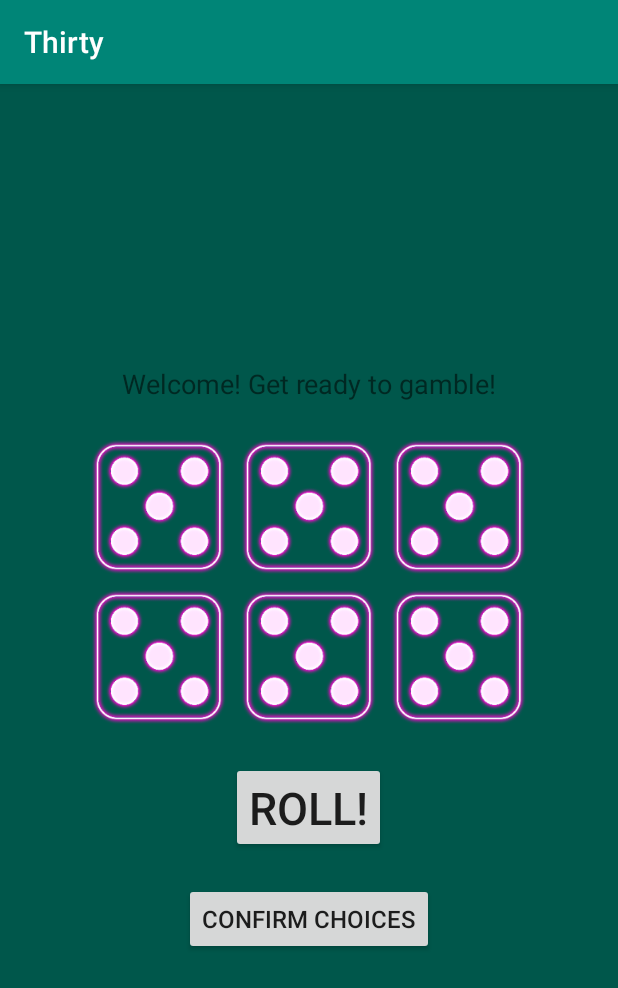
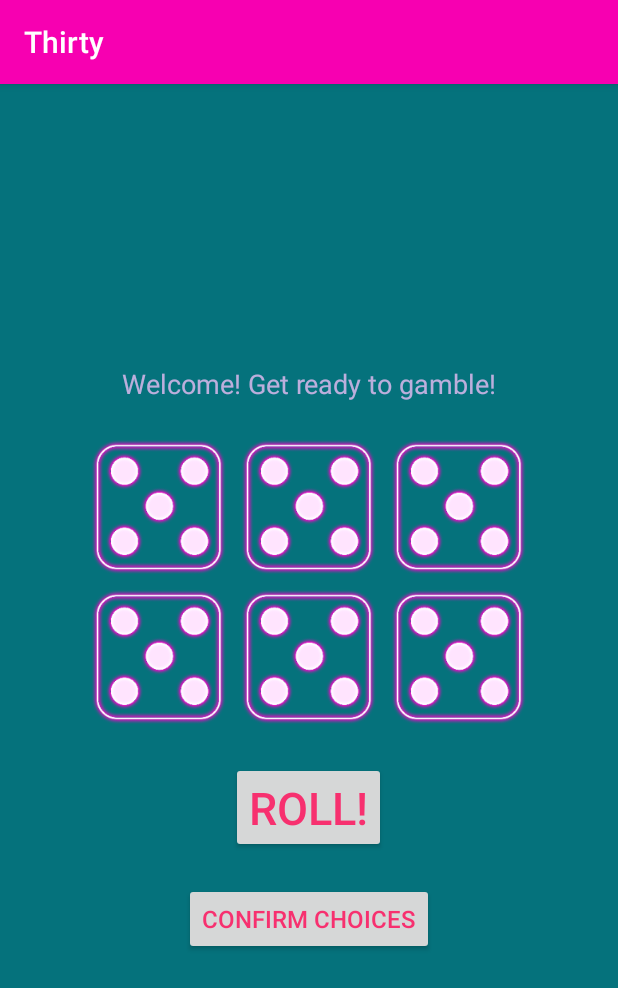
Before and after one commit to EfraimRamsen/Thirty, an Android app: the screen it shows after launch (MainActivity), after a tap on "ROLL!", on a phone screen of 412 x 824 dp. Shown: the top 988 px of the screen. Run offline under Robolectric (Android 15) with nearby library versions, the phone set to English and light mode, and no system bars.

Commit message:
Add color resources and change colors

```diff
--- a/app/src/main/java/com/efraim/thirty/MainActivity.java
+++ b/app/src/main/java/com/efraim/thirty/MainActivity.java
@@ -1,5 +1,7 @@
 package com.efraim.thirty;
 
+import android.content.res.ColorStateList;
+import android.support.annotation.ColorRes;
 import android.support.v7.app.AppCompatActivity;
 import android.os.Bundle;
 import android.view.View;
@@ -7,6 +9,8 @@ import android.widget.Button;
 import android.widget.ImageButton;
 
 import java.util.Random;
+
+import static com.efraim.thirty.R.color.colorPrimaryDark;
 
 public class MainActivity extends AppCompatActivity {
 
@@ -22,12 +26,15 @@ public class MainActivity extends AppCompatActivity {
 
 //		mDice1Button = findViewById(R.id.dice1_button);
 		mConfirmButton = findViewById(R.id.confirm_button);
+		mConfirmButton.setActivated(false);
 
 		mRollButton = findViewById(R.id.roll_button);
 		mRollButton.setOnClickListener(new View.OnClickListener() {
 			@Override
 			public void onClick(View v) {
 				rollAllDice();
+				mConfirmButton.setActivated(true);
+				mConfirmButton.setTextColor(getResources().getColor(R.color.colorAccent));
 			}
 		});
 	}
--- a/app/src/main/res/layout/activity_main.xml
+++ b/app/src/main/res/layout/activity_main.xml
@@ -27,6 +27,7 @@
                 android:text="@string/welcome"
                 android:textAlignment="center"
                 android:textSize="18sp"
+                android:textColor="@color/pink_text"
                 />
 
         </LinearLayout>
@@ -98,6 +99,7 @@
                 android:layout_margin="20sp"
                 android:text="@string/roll_button"
                 android:textSize="30sp"
+                android:textColor="@color/colorAccent"
                 />
 
         </LinearLayout>
@@ -111,6 +113,7 @@
                 android:layout_height="wrap_content"
                 android:text="@string/confirm_button"
                 android:textSize="16sp"
+                android:textColor="@color/grey_text"
                 />
 
         </LinearLayout>
--- a/app/src/main/res/values/colors.xml
+++ b/app/src/main/res/values/colors.xml
@@ -1,6 +1,9 @@
 <?xml version="1.0" encoding="utf-8"?>
 <resources>
-    <color name="colorPrimary">#008577</color>
-    <color name="colorPrimaryDark">#00574B</color>
-    <color name="colorAccent">#D81B60</color>
+    <color name="colorPrimary">#F700B1</color>
+    <color name="colorPrimaryDark">#05727C</color>
+    <color name="colorAccent">#F7306F</color>
+    <color name="grey_text">#C4C4C4</color>
+    <color name="pink_text">#BCFDC4FF</color>
+
 </resources>
```
